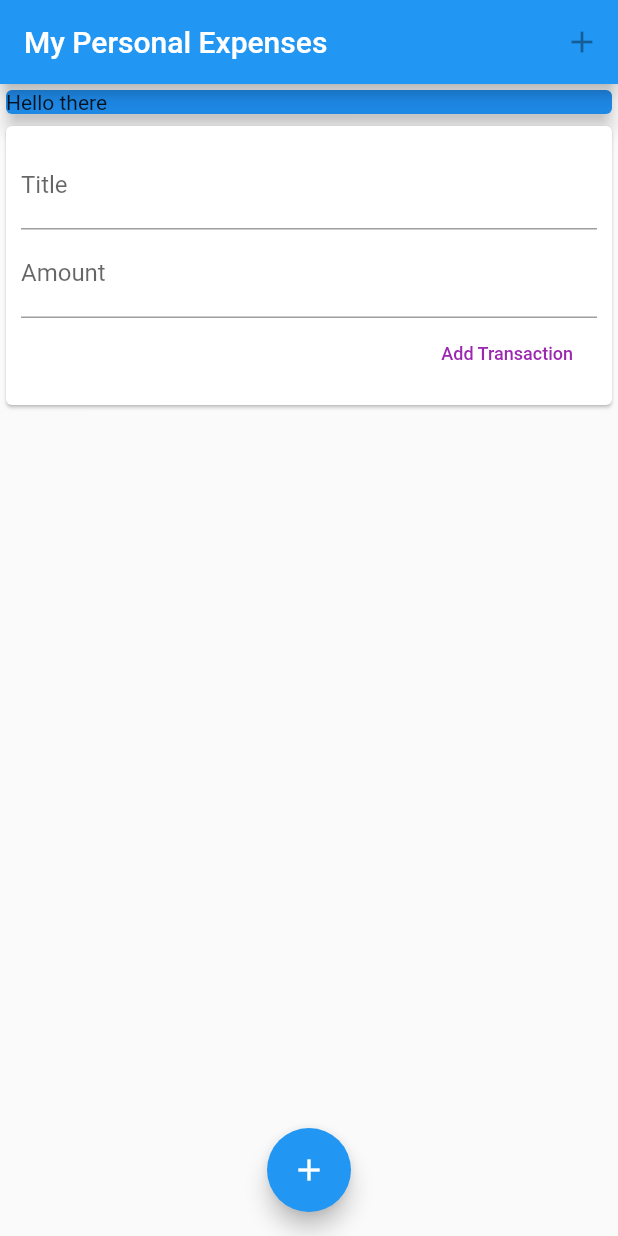
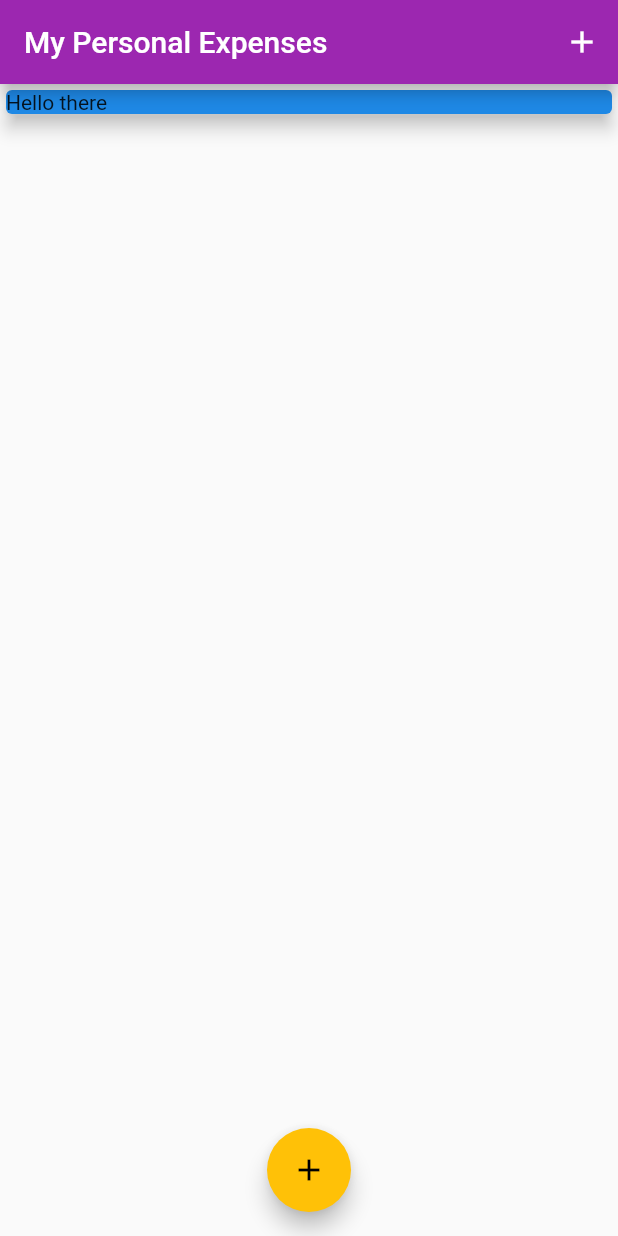
Before and after one commit to AtharvaSune/Personal-Expenses-Flutter, a Flutter app: the screen it shows after launch, on a phone screen of 412 x 824 dp. Run offline on Flutter 3.47's test engine with Material 2 defaults, Android fonts, the phone set to English and light mode, and no system bars.

```diff
--- a/lib/main.dart
+++ b/lib/main.dart
@@ -1,5 +1,7 @@
 import 'package:flutter/material.dart';
-import 'widgets/new-transaction.dart';
+import 'models/transaction.dart';
+import 'widgets/add-transaction.dart';
+import 'widgets/transaction-list.dart';
 
 void main() {
   runApp(MyApp());
@@ -9,12 +11,47 @@ class MyApp extends StatelessWidget {
   @override
   Widget build(BuildContext context) {
     return MaterialApp(
+      theme: ThemeData(
+        primarySwatch: Colors.purple,
+        accentColor: Colors.amber,
+      ),
       home: MyHomePage(),
     );
   }
 }
 
-class MyHomePage extends StatelessWidget {
+class MyHomePage extends StatefulWidget {
+  @override
+  _MyHomePageState createState() => _MyHomePageState();
+}
+
+class _MyHomePageState extends State<MyHomePage> {
+  final List<Transaction> _userTransactions = [];
+
+  void _onPressed(String title, double amount) {
+    final Transaction newTx = Transaction(
+        id: DateTime.now().toString(),
+        title: title,
+        amount: amount,
+        date: DateTime.now());
+
+    setState(() {
+      _userTransactions.add(newTx);
+    });
+  }
+
+  void _startNewTransaction(BuildContext context) {
+    showModalBottomSheet(
+        context: context,
+        builder: (bCtx) {
+          return GestureDetector(
+            onTap: () {},
+            child: AddTransaction(_onPressed),
+            behavior: HitTestBehavior.opaque,
+          );
+        });
+  }
+
   @override
   Widget build(BuildContext context) {
     return Scaffold(
@@ -23,7 +60,7 @@ class MyHomePage extends StatelessWidget {
         actions: <Widget>[
           IconButton(
             icon: Icon(Icons.add),
-            onPressed: null,
+            onPressed: () => _startNewTransaction(context),
           )
         ],
       ),
@@ -39,14 +76,15 @@ class MyHomePage extends StatelessWidget {
                 elevation: 5,
               ),
             ),
-            NewTransaction(),
+            TransactionList(_userTransactions),
           ],
         ),
       ),
       floatingActionButtonLocation: FloatingActionButtonLocation.centerFloat,
       floatingActionButton: FloatingActionButton(
         child: Icon(Icons.add),
-        onPressed: null,
+        onPressed: () => _startNewTransaction(context),
+        backgroundColor: Theme.of(context).accentColor,
       ),
     );
   }
--- a/lib/widgets/new-transaction.dart
+++ /dev/null
@@ -1,36 +0,0 @@
-import 'package:flutter/material.dart';
-
-import 'transactions/add-transaction.dart';
-import 'transactions/transaction-list.dart';
-import 'package:PersonalExpenses/models/transaction.dart';
-
-class NewTransaction extends StatefulWidget {
-  @override
-  _NewTransactionState createState() => _NewTransactionState();
-}
-
-class _NewTransactionState extends State<NewTransaction> {
-  final List<Transaction> _userTransactions = [];
-
-  void _onPressed(String title, double amount) {
-    final Transaction newTx = Transaction(
-        id: DateTime.now().toString(),
-        title: title,
-        amount: amount,
-        date: DateTime.now());
-
-    setState(() {
-      _userTransactions.add(newTx);
-    });
-  }
-
-  @override
-  Widget build(BuildContext context) {
-    return Column(
-      children: <Widget>[
-        AddTransaction(_onPressed),
-        TransactionList(_userTransactions),
-      ],
-    );
-  }
-}
--- a/lib/widgets/transactions/transaction-list.dart
+++ b/lib/widgets/transaction-list.dart
@@ -10,7 +10,7 @@ class TransactionList extends StatelessWidget {
   @override
   Widget build(BuildContext context) {
     return Container(
-      height: 600,
+      height: 500,
       child: ListView.builder(
         itemCount: _userTransaction.length,
         itemBuilder: (context, index) {
@@ -25,9 +25,6 @@ class TransactionList extends StatelessWidget {
             ),
           );
         },
-        // children: _userTransaction.map((transaction) {
-        //   return
-        // }).toList(),
       ),
     );
   }
@@ -48,14 +45,14 @@ class AmountContainer extends StatelessWidget {
       margin: EdgeInsets.all(10),
       decoration: BoxDecoration(
         border: Border.all(
-          color: Colors.purple,
+          color: Theme.of(context).primaryColorDark,
           width: 2,
         ),
       ),
       child: Text(
         '\$' + _amount.toStringAsFixed(2),
         style: TextStyle(
-          color: Colors.purple,
+          color: Theme.of(context).primaryColorDark,
           fontSize: 18,
           fontWeight: FontWeight.bold,
         ),
```
Also changed, not shown: lib/widgets/add-transaction.dart (renamed from lib/widgets/transactions/add-transaction.dart, +13 -3 lines), 1 other file.
